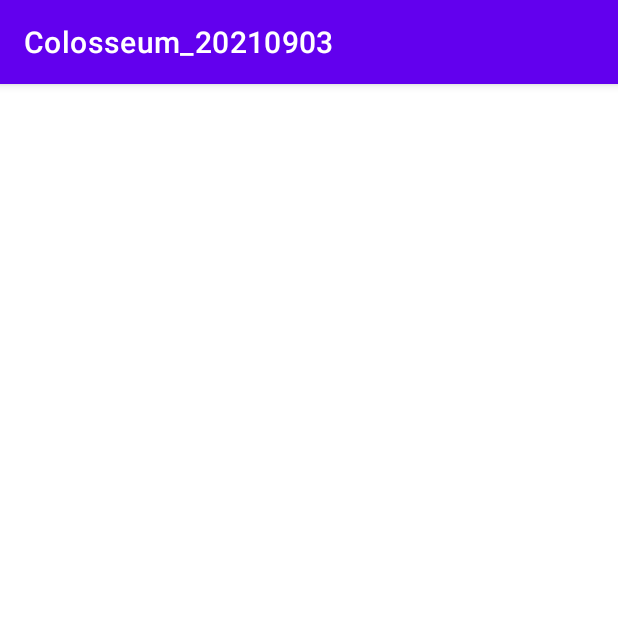
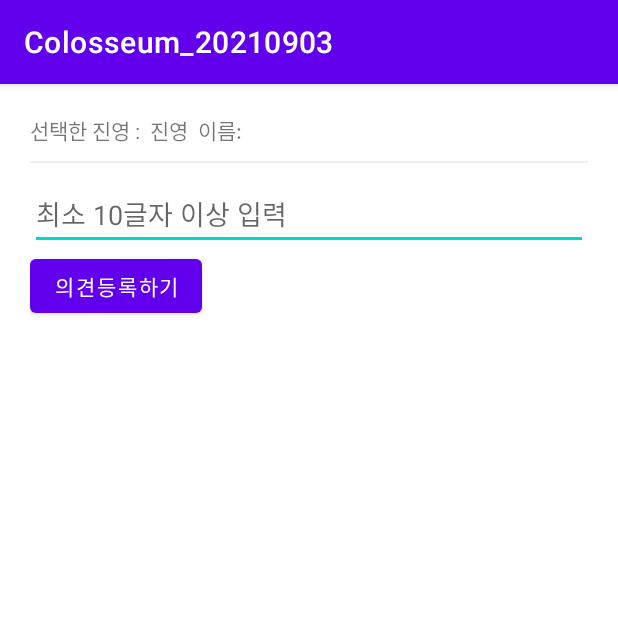
Before and after one commit to rlausw1/Colosseum_20210903, an Android app: the EditReplyActivity screen opened directly, with no data from a screen before it, on a phone screen of 412 x 824 dp, the top half of it. Run offline under Robolectric (Android 15) with nearby library versions, the phone set to English and light mode, and no system bars.

Commit message:
게시글 작성화면 UI작업

```diff
--- a/app/src/main/res/layout/activity_edit_reply.xml
+++ b/app/src/main/res/layout/activity_edit_reply.xml
@@ -5,6 +5,54 @@
     android:layout_width="match_parent"
     android:orientation="vertical"
     android:layout_height="match_parent"
+    android:padding="20dp"
     tools:context=".utils.EditReplyActivity">
 
+    <LinearLayout
+        android:layout_width="match_parent"
+        android:layout_height="wrap_content"
+        android:orientation="horizontal">
+
+        <TextView
+            android:layout_width="wrap_content"
+            android:layout_height="wrap_content"
+            android:text="선택한 진영 : "/>
+
+        <TextView
+            android:id="@+id/selestedTxt"
+            android:layout_width="wrap_content"
+            android:layout_height="wrap_content"
+            android:text=" 진영  이름: "/>
+
+
+
+
+
+
+    </LinearLayout>
+
+    <TextView
+        android:layout_width="match_parent"
+        android:layout_height="1dp"
+        android:layout_marginTop="10dp"
+        android:background="#EFEFEF"/>
+
+    <EditText
+        android:id="@+id/contentEdt"
+        android:layout_width="match_parent"
+        android:layout_height="wrap_content"
+        android:layout_marginTop="10dp"
+        android:gravity="top"
+        android:hint="최소 10글자 이상 입력"/>
+
+    <Button
+        android:id="@+id/postReplyBtn"
+        android:layout_width="wrap_content"
+        android:layout_height="wrap_content"
+        android:text="의견등록하기"/>
+
+
+
+
+
 </LinearLayout>
```
